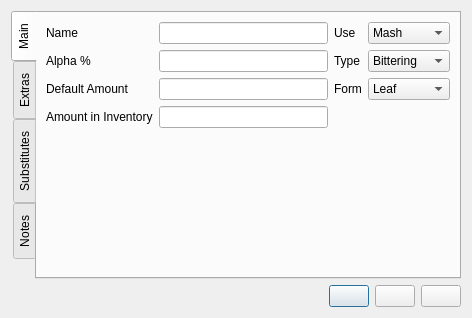
Above: ui/hopEditor.ui from Brewken/brewken before the change. Below: the same form after it.
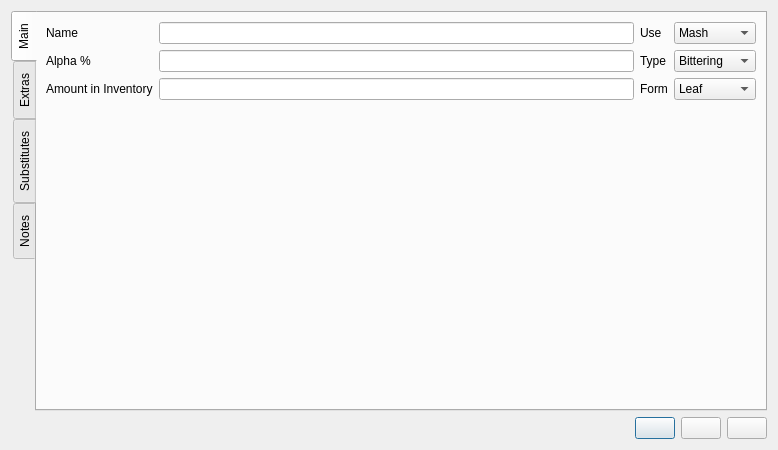
That is the form after the change. Icons and pictures are not drawn. Custom widgets are drawn as their Qt base class.

Commit message: Remove Default Amount field from several editors

Patch:
```diff
--- a/ui/hopEditor.ui
+++ b/ui/hopEditor.ui
@@ -6,8 +6,8 @@
    <rect>
     <x>0</x>
     <y>0</y>
-    <width>472</width>
-    <height>318</height>
+    <width>778</width>
+    <height>450</height>
    </rect>
   </property>
   <property name="sizePolicy">
@@ -84,19 +84,6 @@
          </property>
         </widget>
        </item>
-       <item row="4" column="0">
-        <widget class="BtMassLabel" name="label_inventory">
-         <property name="contextMenuPolicy">
-          <enum>Qt::CustomContextMenu</enum>
-         </property>
-         <property name="text">
-          <string>Amount in Inventory</string>
-         </property>
-         <property name="buddy">
-          <cstring>lineEdit_inventory</cstring>
-         </property>
-        </widget>
-       </item>
        <item row="1" column="1">
         <widget class="BtGenericEdit" name="lineEdit_alpha">
          <property name="toolTip">
@@ -107,16 +94,6 @@
          </property>
         </widget>
        </item>
-       <item row="2" column="1">
-        <widget class="BtMassEdit" name="lineEdit_amount">
-         <property name="toolTip">
-          <string>Amount</string>
-         </property>
-         <property name="editField" stdset="0">
-          <string notr="true">amount_kg</string>
-         </property>
-        </widget>
-       </item>
        <item row="0" column="1">
         <widget class="BtStringEdit" name="lineEdit_name">
          <property name="toolTip">
@@ -124,38 +101,6 @@
          </property>
         </widget>
        </item>
-       <item row="2" column="0">
-        <widget class="BtMassLabel" name="label_amount">
-         <property name="contextMenuPolicy">
-          <enum>Qt::CustomContextMenu</enum>
-         </property>
-         <property name="toolTip">
-          <string>Required</string>
-         </property>
-         <property name="text">
-          <string>Default Amount</string>
-         </property>
-         <property name="buddy">
-          <cstring>lineEdit_amount</cstring>
-         </property>
-        </widget>
-       </item>
-       <item row="4" column="1">
-        <widget class="BtMassEdit" name="lineEdit_inventory">
-         <property name="sizePolicy">
-          <sizepolicy hsizetype="Preferred" vsizetype="Fixed">
-           <horstretch>0</horstretch>
-           <verstretch>0</verstretch>
-          </sizepolicy>
-         </property>
-         <property name="toolTip">
-          <string>Amount in inventory</string>
-         </property>
-         <property name="editField" stdset="0">
-          <string notr="true">inventory</string>
-         </property>
-        </widget>
-       </item>
        <item row="7" column="0">
         <spacer name="verticalSpacer">
          <property name="orientation">
@@ -277,6 +222,35 @@
          </item>
         </widget>
        </item>
+       <item row="2" column="1">
+        <widget class="BtMassEdit" name="lineEdit_inventory">
+         <property name="sizePolicy">
+          <sizepolicy hsizetype="Preferred" vsizetype="Fixed">
+           <horstretch>0</horstretch>
+           <verstretch>0</verstretch>
+          </sizepolicy>
+         </property>
+         <property name="toolTip">
+          <string>Amount in inventory</string>
+         </property>
+         <property name="editField" stdset="0">
+          <string notr="true">inventory</string>
+         </property>
+        </widget>
+       </item>
+       <item row="2" column="0">
+        <widget class="BtMassLabel" name="label_inventory">
+         <property name="contextMenuPolicy">
+          <enum>Qt::CustomContextMenu</enum>
+         </property>
+         <property name="text">
+          <string>Amount in Inventory</string>
+         </property>
+         <property name="buddy">
+          <cstring>lineEdit_inventory</cstring>
+         </property>
+        </widget>
+       </item>
       </layout>
      </widget>
      <widget class="QWidget" name="tabWidget_editorPage2">
```
Left out of the diff: 2 changed lines with no effect on the pictures. The commit also changes 7 other files.
